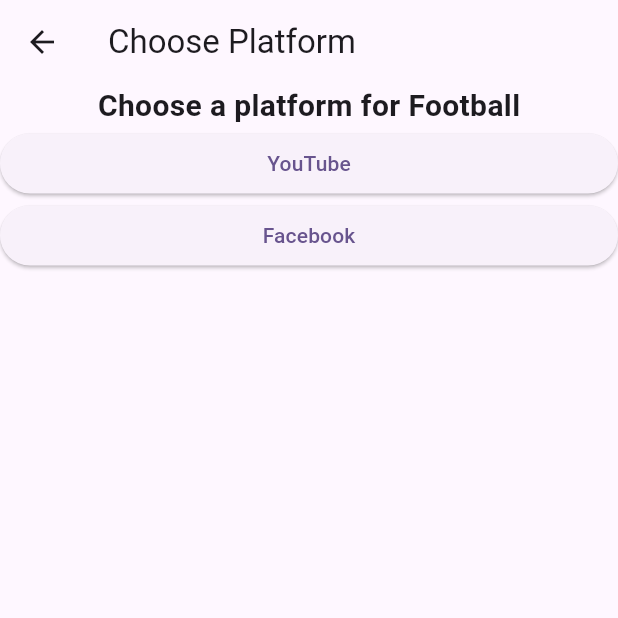
After one commit to RajaHamadKayani/News, a Flutter app: the screen it shows after launch, after a tap on "Football", on a phone screen of 412 x 824 dp, the top half of it. The commit adds this screen. Run offline on Flutter 3.47's test engine with Material 3 defaults, Android fonts, the phone set to English and light mode, and no system bars; our stand-ins replace firebase_auth, firebase_core, firebase_database, get, google_fonts, hive_flutter and 2 more; accounts and stored records are empty; network calls fail.

Commit message:
from bilal

```diff
--- a/lib/main.dart
+++ b/lib/main.dart
@@ -2,14 +2,14 @@ import 'package:firebase_core/firebase_core.dart';
 import 'package:flutter/material.dart';
 import 'package:get/get.dart';
 import 'package:hive_flutter/hive_flutter.dart';
+import 'package:news_app_project_1/view/matchesList/categories.dart';
 import 'package:news_app_project_1/view/splash_view/splash_view.dart';
-import 'package:news_app_project_1/view/video_stream/video_stream.dart';
 
 void main() async {
   WidgetsFlutterBinding.ensureInitialized();
   await Firebase.initializeApp();
-  await Hive.initFlutter();
-  await Hive.openBox<String>('text_box'); // Open Hive box for storing strings
+  // await Hive.initFlutter();
+  // await Hive.openBox<String>('text_box'); // Open Hive box for storing strings
   runApp(const MyApp());
 }
 
@@ -20,12 +20,98 @@ class MyApp extends StatelessWidget {
   Widget build(BuildContext context) {
     return GetMaterialApp(
       debugShowCheckedModeBanner: false,
-      title: 'Flutter Demo',
+      title: 'News',
       theme: ThemeData(
         colorScheme: ColorScheme.fromSeed(seedColor: Colors.deepPurple),
         useMaterial3: true,
       ),
-      home: const SplashView(),
+      home:  SportsScreen(),
     );
   }
 }
+
+// import 'package:flutter/material.dart';
+// import 'package:http/http.dart' as http;
+// import 'package:html/parser.dart' as parser;
+
+// class ChannelInfoScreen extends StatefulWidget {
+//   final String channelLink;
+
+//   ChannelInfoScreen({required this.channelLink});
+
+//   @override
+//   _ChannelInfoScreenState createState() => _ChannelInfoScreenState();
+// }
+
+// class _ChannelInfoScreenState extends State<ChannelInfoScreen> {
+//   // late String channelDescription;
+
+//   @override
+//   void initState() {
+//     super.initState();
+//     fetchChannelInfo();
+//   }
+
+//   Future<void> fetchChannelInfo() async {
+//     try {
+//       final response = await http.get(Uri.parse(widget.channelLink));
+
+//       if (response.statusCode == 200) {
+//         final document = parser.parse(response.body);
+
+//         // Extract channel description
+//         final elements = document.querySelectorAll('meta[property="og:description"]');
+//         if (elements.isNotEmpty) {
+//           channelDescription = elements.first.attributes['content'] ?? 'Description not found';
+//         } else {
+//           channelDescription = 'Description not found';
+//         }
+
+//         setState(() {});
+//       } else {
+//         // Handle error
+//         print('Failed to load channel info: ${response.statusCode}');
+//       }
+//     } catch (e) {
+//       // Handle exception
+//       print('Exception occurred: $e');
+//     }
+//   }
+
+//   @override
+//   Widget build(BuildContext context) {
+//     return Scaffold(
+//       appBar: AppBar(
+//         title: Text('Channel Info'),
+//       ),
+//       body: Padding(
+//         padding: const EdgeInsets.all(16.0),
+//         child: Column(
+//           crossAxisAlignment: CrossAxisAlignment.start,
+//           children: [
+//             Text(
+//               'Channel Description:',
+//               style: TextStyle(
+//                 fontSize: 18.0,
+//                 fontWeight: FontWeight.bold,
+//               ),
+//             ),
+//             SizedBox(height: 8.0),
+//             Text(
+//               channelDescription ?? 'Loading...',
+//               style: TextStyle(fontSize: 16.0),
+//             ),
+//           ],
+//         ),
+//       ),
+//     );
+//   }
+// }
+
+// void main() {
+//   runApp(
+//     MaterialApp(
+//       home: ChannelInfoScreen(channelLink: 'https://www.youtube.com/@BLFootballTalks'),
+//     ),
+//   );
+// }
--- a/lib/view/dashboard/dashboard.dart
+++ b/lib/view/dashboard/dashboard.dart
@@ -3,6 +3,7 @@ import 'package:google_fonts/google_fonts.dart';
 import 'package:lottie/lottie.dart';
 import 'package:news_app_project_1/services/responsive_layout/responsive_layout.dart';
 import 'package:news_app_project_1/view/home_view/home_view.dart';
+import 'package:news_app_project_1/view/matchesList/categories.dart';
 import 'package:news_app_project_1/view/matchesList/matchesList.dart';
 import 'package:news_app_project_1/view/sources_view/sources_view.dart';
 import 'package:news_app_project_1/view/top_headline/top_headline.dart';
@@ -48,7 +49,8 @@ class _DashboardState extends State<Dashboard>
         break;
          case 3:
         Navigator.pushReplacement(context,
-            MaterialPageRoute(builder: (context) => const MatchesList()));
+            MaterialPageRoute(builder: (context) =>  SportsScreen()));
+            // MaterialPageRoute(builder: (context) => const MatchesList()));
         break;
       default:
         Container();
--- /dev/null
+++ b/lib/view/matchesList/categories.dart
@@ -0,0 +1,260 @@
+import 'package:flutter/material.dart';
+import 'package:url_launcher/url_launcher.dart';
+import 'package:http/http.dart' as http;
+import 'package:html/parser.dart' as parser;
+
+class SportsScreen extends StatelessWidget {
+  final List<Sport> sports = [
+    Sport(
+      name: 'Football',
+      platforms: [
+        Platform(
+            name: 'YouTube', link: 'https://www.youtube.com/@BLFootballTalks'),
+        Platform(
+            name: 'Facebook', link: 'https://www.facebook.com/BFootballTalks'),
+        // Add more platforms as needed
+      ],
+    ),
+    Sport(
+      name: 'Basketball',
+      platforms: [
+        Platform(
+            name: 'YouTube', link: 'https://www.youtube.com/BasketballChannel'),
+        Platform(
+            name: 'Facebook', link: 'https://www.facebook.com/BasketballPage'),
+        // Add more platforms as needed
+      ],
+    ),
+    // Add more sports as needed
+  ];
+
+  @override
+  Widget build(BuildContext context) {
+    return Scaffold(
+      appBar: AppBar(
+        title: Text('Sports Streaming App'),
+      ),
+      body: Column(
+        crossAxisAlignment: CrossAxisAlignment.stretch,
+        children: [
+          // Header
+          Container(
+            padding: EdgeInsets.all(16.0),
+            child: Text(
+              'Choose a Sport',
+              style: TextStyle(
+                fontSize: 24.0,
+                fontWeight: FontWeight.bold,
+              ),
+            ),
+          ),
+
+          // Sport Selection
+          Expanded(
+            child: ListView(
+              children: sports.map((sport) {
+                return SportTile(sport: sport);
+              }).toList(),
+            ),
+          ),
+        ],
+      ),
+    );
+  }
+}
+
+class SportTile extends StatelessWidget {
+  final Sport sport;
+
+  SportTile({required this.sport});
+
+  @override
+  Widget build(BuildContext context) {
+    return ListTile(
+      title: Text(sport.name),
+      onTap: () {
+        // Navigate to platform selection page with the selected sport
+        Navigator.push(
+          context,
+          MaterialPageRoute(
+            builder: (context) => PlatformSelectionScreen(
+              sport: sport,
+            ),
+          ),
+        );
+      },
+    );
+  }
+}
+
+class PlatformSelectionScreen extends StatelessWidget {
+  final Sport sport;
+
+  PlatformSelectionScreen({required this.sport});
+
+  @override
+  Widget build(BuildContext context) {
+    return Scaffold(
+      appBar: AppBar(
+        title: Text('Choose Platform'),
+      ),
+      body: Center(
+        child: Column(
+          mainAxisAlignment: MainAxisAlignment.center,
+          children: [
+            Text(
+              'Choose a platform for ${sport.name}',
+              style: TextStyle(
+                fontSize: 20.0,
+                fontWeight: FontWeight.bold,
+              ),
+            ),
+            // Platform Selection
+            Expanded(
+              child: ListView(
+                children: sport.platforms.map((platform) {
+                  return PlatformButton(
+                    platform: platform,
+                    sport: sport,
+                  );
+                }).toList(),
+              ),
+            ),
+          ],
+        ),
+      ),
+    );
+  }
+}
+
+class PlatformButton extends StatelessWidget {
+  final Platform platform;
+  final Sport sport;
+
+  PlatformButton({required this.platform, required this.sport});
+
+  @override
+  Widget build(BuildContext context) {
+    return ElevatedButton(
+      onPressed: () {
+        // Navigate to live stream page with the selected sport and platform
+        Navigator.push(
+          context,
+          MaterialPageRoute(
+            builder: (context) => ChannelInfoScreen(
+              sport: sport,
+              platform: platform,
+            ),
+          ),
+        );
+      },
+      child: Text(platform.name),
+    );
+  }
+}
+
+class ChannelInfoScreen extends StatefulWidget {
+  final Sport sport;
+  final Platform platform;
+
+  ChannelInfoScreen({required this.sport, required this.platform});
+
+  @override
+  _ChannelInfoScreenState createState() => _ChannelInfoScreenState();
+}
+
+class _ChannelInfoScreenState extends State<ChannelInfoScreen> {
+   String channelDescription = '';
+
+  @override
+  void initState() {
+    super.initState();
+    fetchChannelInfo();
+  }
+
+  Future<void> fetchChannelInfo() async {
+    try {
+      final response = await http.get(Uri.parse(widget.platform.link));
+
+      if (response.statusCode == 200) {
+        final document = parser.parse(response.body);
+
+        // Extract channel description
+        final elements =
+            document.querySelectorAll('meta[property="og:description"]');
+        if (elements.isNotEmpty) {
+          channelDescription =
+              elements.first.attributes['content'] ?? 'Description not found';
+        } else {
+          channelDescription = 'Description not found';
+        }
+
+        setState(() {});
+      } else {
+        // Handle error
+        print('Failed to load channel info: ${response.statusCode}');
+      }
+    } catch (e) {
+      // Handle exception
+      print('Exception occurred: $e');
+    }
+  }
+
+  @override
+  Widget build(BuildContext context) {
+    return Scaffold(
+      appBar: AppBar(
+        title: Text('Channel Info'),
+      ),
+      body: Padding(
+        padding: const EdgeInsets.all(16.0),
+        child: Column(
+          crossAxisAlignment: CrossAxisAlignment.start,
+          children: [
+            Text(
+              'Channel Description:',
+              style: TextStyle(
+                fontSize: 18.0,
+                fontWeight: FontWeight.bold,
+              ),
+            ),
+            SizedBox(height: 8.0),
+            Text(
+              channelDescription.isEmpty ? 'Loading...' :channelDescription,
+              style: TextStyle(fontSize: 16.0),
+            ),
+            ElevatedButton(
+              onPressed: () {
+                _launchChannel(widget.platform.link);
+              },
+              child: Text('Visit channel to watch live stream'),
+            ),
+          ],
+        ),
+      ),
+    );
+  }
+
+  // Function to launch channel link
+  void _launchChannel(String channelLink) async {
+    if (await canLaunch(channelLink)) {
+      await launch(channelLink);
+    } else {
+      throw 'Could not launch $channelLink';
+    }
+  }
+}
+
+class Sport {
+  final String name;
+  final List<Platform> platforms;
+
+  Sport({required this.name, this.platforms = const []});
+}
+
+class Platform {
+  final String name;
+  final String link;
+
+  Platform({required this.name, required this.link});
+}
--- a/pubspec.yaml
+++ b/pubspec.yaml
@@ -65,7 +65,9 @@ dependencies:
   youtube_player_flutter: ^8.1.2
   # battery_plus: ^2.3.0
   # permission_handler: ^11.0.1
-
+  url_launcher: ^6.2.4
+  chewie: ^1.2.0
+  video_player: ^2.4.1
 dev_dependencies:
   flutter_test:
     sdk: flutter
```
Also changed, not shown: pubspec.lock, 8 other files.
